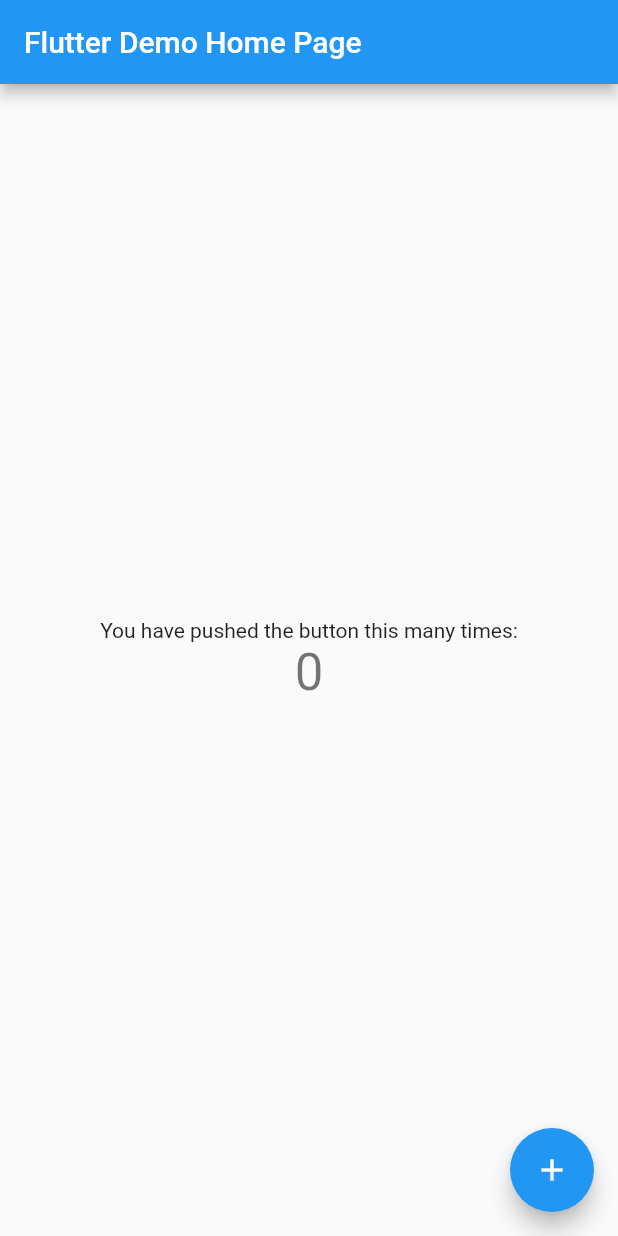
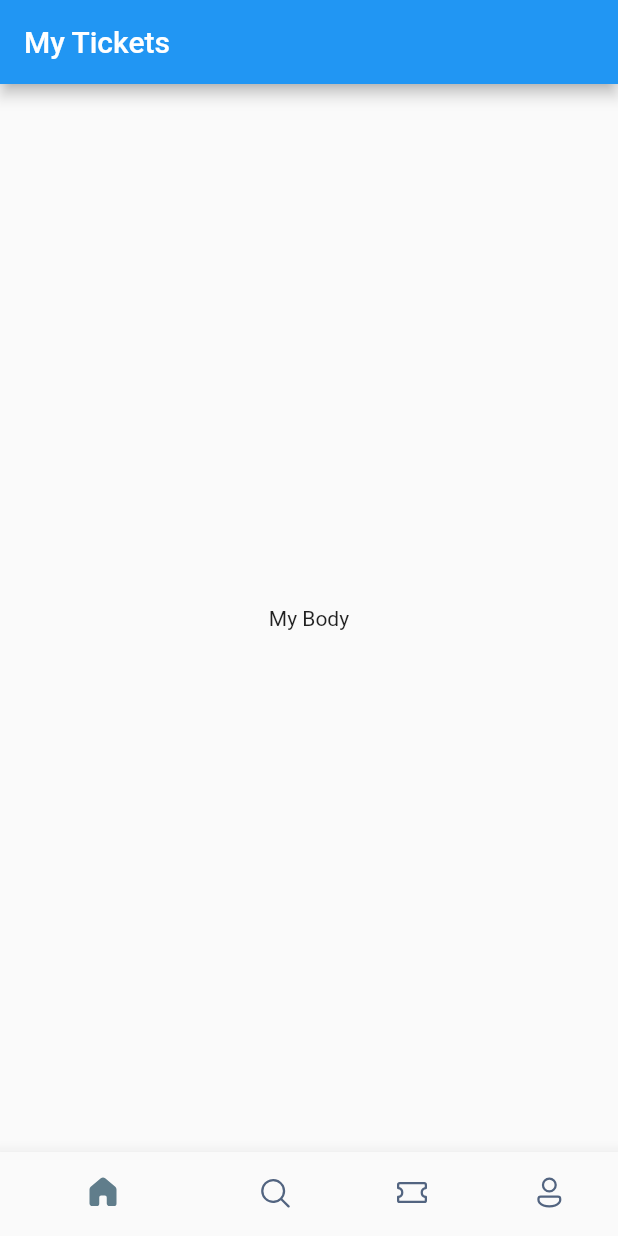
Before and after one commit to dpak1999/Flutter-ticket-booking-app, a Flutter app: the screen it shows after launch, on a phone screen of 412 x 824 dp. Run offline on Flutter 3.47's test engine with Material 2 defaults, Android fonts, the phone set to English and light mode, and no system bars; our stand-ins replace fluentui_icons.

Commit message:
add : bottom bar & icon pack

```diff
--- a/lib/main.dart
+++ b/lib/main.dart
@@ -1,4 +1,5 @@
 import 'package:flutter/material.dart';
+import 'package:ticket_booking_app/screens/bottom_bar.dart';
 
 void main() {
   runApp(const MyApp());
@@ -7,109 +8,14 @@ void main() {
 class MyApp extends StatelessWidget {
   const MyApp({super.key});
 
-  // This widget is the root of your application.
   @override
   Widget build(BuildContext context) {
     return MaterialApp(
       title: 'Flutter Demo',
       theme: ThemeData(
-        // This is the theme of your application.
-        //
-        // Try running your application with "flutter run". You'll see the
-        // application has a blue toolbar. Then, without quitting the app, try
-        // changing the primarySwatch below to Colors.green and then invoke
-        // "hot reload" (press "r" in the console where you ran "flutter run",
-        // or simply save your changes to "hot reload" in a Flutter IDE).
-        // Notice that the counter didn't reset back to zero; the application
-        // is not restarted.
         primarySwatch: Colors.blue,
       ),
-      home: const MyHomePage(title: 'Flutter Demo Home Page'),
+      home: const BottomBar(),
     );
   }
 }
-
-class MyHomePage extends StatefulWidget {
-  const MyHomePage({super.key, required this.title});
-
-  // This widget is the home page of your application. It is stateful, meaning
-  // that it has a State object (defined below) that contains fields that affect
-  // how it looks.
-
-  // This class is the configuration for the state. It holds the values (in this
-  // case the title) provided by the parent (in this case the App widget) and
-  // used by the build method of the State. Fields in a Widget subclass are
-  // always marked "final".
-
-  final String title;
-
-  @override
-  State<MyHomePage> createState() => _MyHomePageState();
-}
-
-class _MyHomePageState extends State<MyHomePage> {
-  int _counter = 0;
-
-  void _incrementCounter() {
-    setState(() {
-      // This call to setState tells the Flutter framework that something has
-      // changed in this State, which causes it to rerun the build method below
-      // so that the display can reflect the updated values. If we changed
-      // _counter without calling setState(), then the build method would not be
-      // called again, and so nothing would appear to happen.
-      _counter++;
-    });
-  }
-
-  @override
-  Widget build(BuildContext context) {
-    // This method is rerun every time setState is called, for instance as done
-    // by the _incrementCounter method above.
-    //
-    // The Flutter framework has been optimized to make rerunning build methods
-    // fast, so that you can just rebuild anything that needs updating rather
-    // than having to individually change instances of widgets.
-    return Scaffold(
-      appBar: AppBar(
-        // Here we take the value from the MyHomePage object that was created by
-        // the App.build method, and use it to set our appbar title.
-        title: Text(widget.title),
-      ),
-      body: Center(
-        // Center is a layout widget. It takes a single child and positions it
-        // in the middle of the parent.
-        child: Column(
-          // Column is also a layout widget. It takes a list of children and
-          // arranges them vertically. By default, it sizes itself to fit its
-          // children horizontally, and tries to be as tall as its parent.
-          //
-          // Invoke "debug painting" (press "p" in the console, choose the
-          // "Toggle Debug Paint" action from the Flutter Inspector in Android
-          // Studio, or the "Toggle Debug Paint" command in Visual Studio Code)
-          // to see the wireframe for each widget.
-          //
-          // Column has various properties to control how it sizes itself and
-          // how it positions its children. Here we use mainAxisAlignment to
-          // center the children vertically; the main axis here is the vertical
-          // axis because Columns are vertical (the cross axis would be
-          // horizontal).
-          mainAxisAlignment: MainAxisAlignment.center,
-          children: <Widget>[
-            const Text(
-              'You have pushed the button this many times:',
-            ),
-            Text(
-              '$_counter',
-              style: Theme.of(context).textTheme.headlineMedium,
-            ),
-          ],
-        ),
-      ),
-      floatingActionButton: FloatingActionButton(
-        onPressed: _incrementCounter,
-        tooltip: 'Increment',
-        child: const Icon(Icons.add),
-      ), // This trailing comma makes auto-formatting nicer for build methods.
-    );
-  }
-}
--- /dev/null
+++ b/lib/screens/bottom_bar.dart
@@ -0,0 +1,47 @@
+import 'package:fluentui_icons/fluentui_icons.dart';
+import 'package:flutter/material.dart';
+import 'package:flutter/src/widgets/framework.dart';
+import 'package:flutter/src/widgets/placeholder.dart';
+
+class BottomBar extends StatefulWidget {
+  const BottomBar({super.key});
+
+  @override
+  State<BottomBar> createState() => _BottomBarState();
+}
+
+class _BottomBarState extends State<BottomBar> {
+  @override
+  Widget build(BuildContext context) {
+    return Scaffold(
+      appBar: AppBar(
+        title: const Text("My Tickets"),
+      ),
+      body: const Center(child: Text("My Body")),
+      bottomNavigationBar: BottomNavigationBar(
+          elevation: 10,
+          showSelectedLabels: false,
+          showUnselectedLabels: false,
+          selectedItemColor: Colors.blueGrey,
+          unselectedItemColor: const Color(0xff526480),
+          items: const [
+            BottomNavigationBarItem(
+                icon: Icon(FluentSystemIcons.ic_fluent_home_regular),
+                activeIcon: Icon(FluentSystemIcons.ic_fluent_home_filled),
+                label: "Home"),
+            BottomNavigationBarItem(
+                icon: Icon(FluentSystemIcons.ic_fluent_search_regular),
+                activeIcon: Icon(FluentSystemIcons.ic_fluent_search_filled),
+                label: "Search"),
+            BottomNavigationBarItem(
+                icon: Icon(FluentSystemIcons.ic_fluent_ticket_regular),
+                activeIcon: Icon(FluentSystemIcons.ic_fluent_ticket_filled),
+                label: "Ticket"),
+            BottomNavigationBarItem(
+                icon: Icon(FluentSystemIcons.ic_fluent_person_regular),
+                activeIcon: Icon(FluentSystemIcons.ic_fluent_person_filled),
+                label: "Profile"),
+          ]),
+    );
+  }
+}
```
Also changed, not shown: pubspec.yaml (+5 -4 lines), pubspec.lock.
